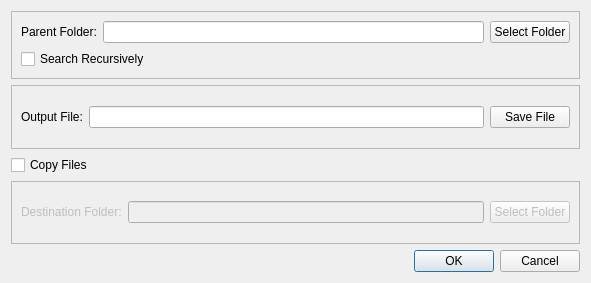
Old version of the form InventoryTools/ui_inventoryTools.ui in the repository dsgoficial/DsgTools.
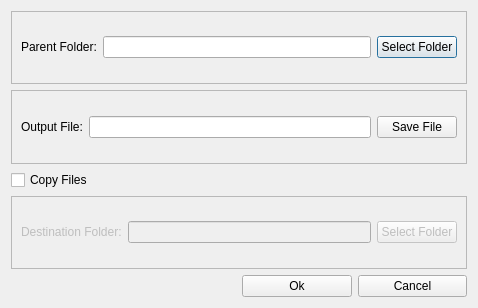
New version of the form.

Diff of the .ui file:
```diff
--- a/InventoryTools/ui_inventoryTools.ui
+++ b/InventoryTools/ui_inventoryTools.ui
@@ -6,14 +6,14 @@
    <rect>
     <x>0</x>
     <y>0</y>
-    <width>591</width>
-    <height>283</height>
+    <width>478</width>
+    <height>308</height>
    </rect>
   </property>
   <property name="windowTitle">
    <string>Inventory Tools</string>
   </property>
-  <layout class="QGridLayout" name="gridLayout_4">
+  <layout class="QGridLayout" name="gridLayout">
    <item row="0" column="0" colspan="2">
     <widget class="QFrame" name="frame">
      <property name="frameShape">
@@ -22,10 +22,8 @@
      <property name="frameShadow">
       <enum>QFrame::Raised</enum>
      </property>
-     <layout class="QGridLayout" name="gridLayout">
+     <layout class="QGridLayout" name="gridLayout_4">
       <item row="0" column="0">
-       <layout class="QVBoxLayout" name="verticalLayout">
-        <item>
          <layout class="QHBoxLayout" name="horizontalLayout">
           <item>
            <widget class="QLabel" name="label">
@@ -46,15 +44,6 @@
           </item>
          </layout>
         </item>
-        <item>
-         <widget class="QCheckBox" name="recursiveCheckBox">
-          <property name="text">
-           <string>Search Recursively</string>
-          </property>
-         </widget>
-        </item>
-       </layout>
-      </item>
      </layout>
     </widget>
    </item>
@@ -135,14 +124,22 @@
     </widget>
    </item>
    <item row="4" column="1">
-    <widget class="QDialogButtonBox" name="buttonBox">
-     <property name="orientation">
-      <enum>Qt::Horizontal</enum>
-     </property>
-     <property name="standardButtons">
-      <set>QDialogButtonBox::Cancel|QDialogButtonBox::Ok</set>
-     </property>
-    </widget>
+    <layout class="QHBoxLayout" name="horizontalLayout_4">
+     <item>
+      <widget class="QPushButton" name="okButton">
+       <property name="text">
+        <string>Ok</string>
+       </property>
+      </widget>
+     </item>
+     <item>
+      <widget class="QPushButton" name="cancelButton">
+       <property name="text">
+        <string>Cancel</string>
+       </property>
+      </widget>
+     </item>
+    </layout>
    </item>
   </layout>
  </widget>
```
Left out of the diff: 35 changed lines with no effect on the pictures. Lines whose indentation alone changed are shown as unchanged.
